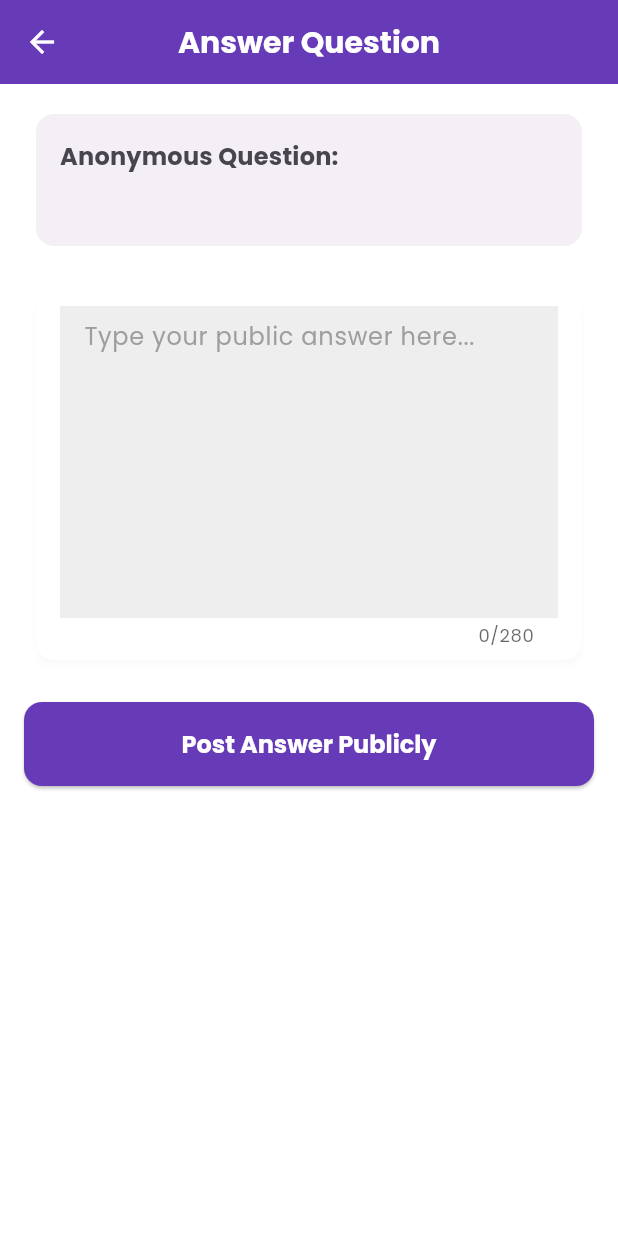
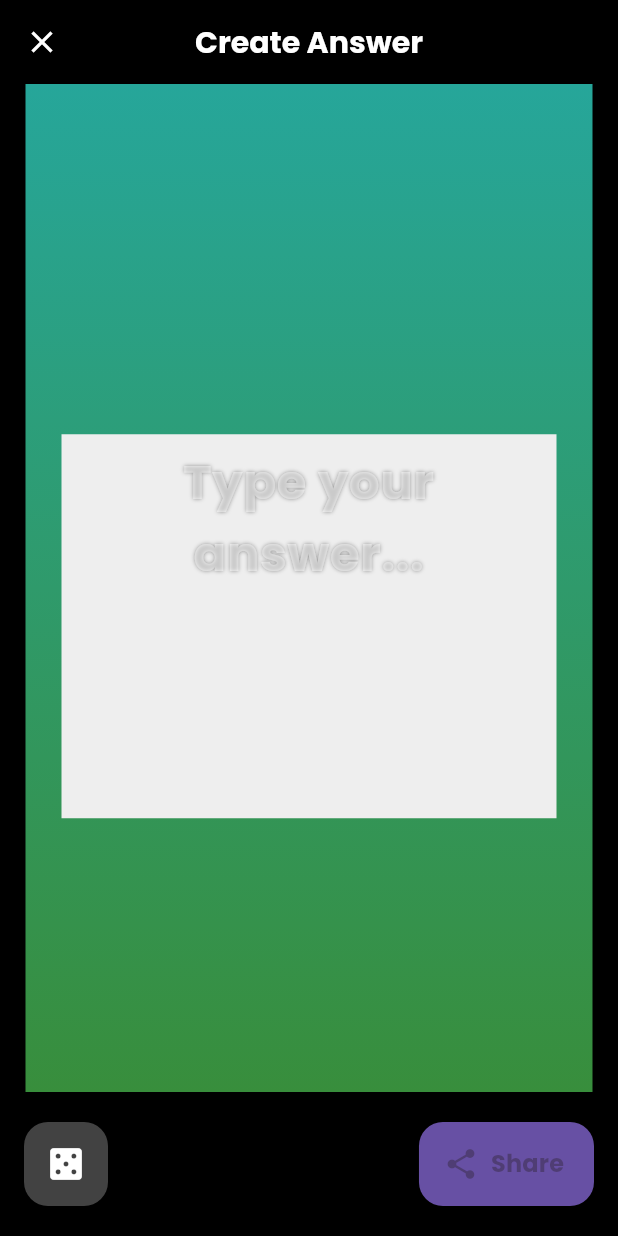
Before and after one commit to frankireri/mystrio, a Flutter app: the AnswerPage screen opened directly with empty values, on a phone screen of 412 x 824 dp. Run offline on Flutter 3.47's test engine with Material 3 defaults, Android fonts, the phone set to English and light mode, and no system bars; drawn by our look-alikes of screenshot; our stand-ins replace app_links, confetti, google_mobile_ads, image_picker, share_plus, shared_preferences; missing offline and left inert: dart:html, dart:js, dart:ui_web; accounts and stored records are empty.

Commit message:
feat: implement NGL-style shareable image answers
Redesigns the `AnswerPage` into an interactive "Answer Studio" where users can style their answers on a visual card.

Adds a "dice" button to randomize card themes, including gradients and fonts, to enhance user engagement.

Integrates screenshot functionality to capture the styled card as an image.

Implements social sharing, allowing users to post the generated image to other apps. The answer is only posted to the user's profile after a successful share.

Updates the `UserQuestionService` to include the `styleId` in the backend request, saving the chosen style.

```diff
--- a/lib/pages/answer_page.dart
+++ b/lib/pages/answer_page.dart
@@ -1,9 +1,15 @@
+import 'dart:math';
 import 'package:flutter/material.dart';
 import 'package:provider/provider.dart';
 import 'package:mystrio/services/user_question_service.dart';
 import 'package:mystrio/widgets/custom_app_bar.dart';
+import 'package:mystrio/services/question_style_service.dart';
+import 'package:screenshot/screenshot.dart';
+import 'dart:typed_data';
+import 'package:flutter/foundation.dart' show kIsWeb;
+import 'package:share_plus/share_plus.dart';
 
-// MODIFIED: This page now handles answering anonymous questions from the inbox.
+// NEW: This page is now a visual "Answer Studio" for creating and sharing stylish answers.
 class AnswerPage extends StatefulWidget {
   final int questionId;
   final String questionText;
@@ -18,45 +24,42 @@ class AnswerPage extends StatefulWidget {
   State<AnswerPage> createState() => _AnswerPageState();
 }
 
-class _AnswerPageState extends State<AnswerPage> with TickerProviderStateMixin {
+class _AnswerPageState extends State<AnswerPage> {
   final TextEditingController _answerController = TextEditingController();
-  bool _isSubmitting = false; // To prevent multiple submissions
+  final ScreenshotController _screenshotController = ScreenshotController();
+  bool _isSubmitting = false;
 
-  int _characterCount = 0;
-  static const int _maxCharacters = 280; // Increased character limit
+  late QuestionStyle _currentStyle;
+  final _random = Random();
 
   @override
   void initState() {
     super.initState();
-    _answerController.addListener(_updateCharacterCount);
+    // Start with a random style
+    _changeStyle();
   }
 
-  void _updateCharacterCount() {
+  void _changeStyle() {
+    final styleService = Provider.of<QuestionStyleService>(context, listen: false);
+    final allStyles = styleService.allStyles;
     setState(() {
-      _characterCount = _answerController.text.length;
+      _currentStyle = allStyles[_random.nextInt(allStyles.length)];
     });
   }
 
   @override
   void dispose() {
-    _answerController.removeListener(_updateCharacterCount);
     _answerController.dispose();
     super.dispose();
   }
 
-  // MODIFIED: Submits the answer using UserQuestionService
-  Future<void> _submitAnswer() async {
+// FULLY IMPLEMENTED: The submit and share logic is now complete.
+  Future<void> _submitAndShare() async {
     if (_isSubmitting) return;
 
-    if (_answerController.text.isEmpty) {
+    if (_answerController.text.trim().isEmpty) {
       ScaffoldMessenger.of(context).showSnackBar(
-        const SnackBar(content: Text('Please type an answer.')),
-      );
-      return;
-    }
-    if (_characterCount > _maxCharacters) {
-      ScaffoldMessenger.of(context).showSnackBar(
-        const SnackBar(content: Text('Your answer is too long.')),
+        const SnackBar(content: Text('Please type an answer before sharing.')),
       );
       return;
     }
@@ -65,10 +68,35 @@ class _AnswerPageState extends State<AnswerPage> with TickerProviderStateMixin {
       _isSubmitting = true;
     });
 
+    try {
+      // 1. Capture the image from the Screenshot controller
+      final Uint8List? imageBytes = await _screenshotController.capture();
+      if (imageBytes == null) {
+        throw Exception('Could not capture image.');
+      }
+
+      // 2. Use ShareXFiles to share the image
+      final shareText = 'See my answer on Mystrio!';
+      final imageFile = XFile.fromData(
+        imageBytes,
+        name: 'mystrio_answer.png',
+        mimeType: 'image/png',
+      );
+
+      // The share result tells us if the user successfully shared.
+      final shareResult = await Share.shareXFiles(
+        [imageFile],
+        text: shareText,
+        subject: 'My Answer',
+      );
+
+      // 3. Only post the answer if the share was successful
+      if (shareResult.status == ShareResultStatus.success) {
         final success = await Provider.of<UserQuestionService>(context, listen: false)
             .postAnswerToAnonymousQuestion(
           questionId: widget.questionId,
           answerText: _answerController.text,
+          styleId: _currentStyle.id, // Pass the styleId
         );
 
         if (mounted) {
@@ -78,125 +106,153 @@ class _AnswerPageState extends State<AnswerPage> with TickerProviderStateMixin {
             );
             Navigator.of(context).pop(); // Go back to the inbox
           } else {
+            throw Exception('Failed to post answer.');
+          }
+        }
+      }
+    } catch (e) {
+      if (mounted) {
         ScaffoldMessenger.of(context).showSnackBar(
-          const SnackBar(content: Text('Failed to post answer. Please try again.')),
+          SnackBar(content: Text('An error occurred: ${e.toString()}')),
         );
       }
+    } finally {
+      if (mounted) {
         setState(() {
           _isSubmitting = false;
         });
       }
     }
-
-  // NOTE: Sharing is temporarily disabled for this flow.
-  // The previous implementation depended on a different data model.
-  Future<void> _shareAnswer() async {
-    ScaffoldMessenger.of(context).showSnackBar(
-      const SnackBar(content: Text('You can share your answer after posting it! (Coming Soon)')),
-    );
   }
 
   @override
   Widget build(BuildContext context) {
     final theme = Theme.of(context);
+    final viewPadding = MediaQuery.of(context).viewPadding;
+
     return Scaffold(
-      appBar: CustomAppBar(
-        title: 'Answer Question',
-        // Sharing is disabled for now.
-        // actions: [
-        //   IconButton(
-        //     icon: Icon(Icons.share, color: theme.colorScheme.onSurface),
-        //     onPressed: _shareAnswer,
-        //   ),
-        // ],
-      ),
-      body: SingleChildScrollView(
-        padding: const EdgeInsets.all(16.0),
-        child: Column(
-          crossAxisAlignment: CrossAxisAlignment.stretch,
-          children: [
-            // Display the question
-            Card(
+      backgroundColor: Colors.black, // Dark background for contrast
+      // Using a custom app bar to better fit the "studio" feel
+      appBar: AppBar(
+        title: const Text('Create Answer', style: TextStyle(fontWeight: FontWeight.bold)),
+        backgroundColor: Colors.transparent,
         elevation: 0,
-              color: theme.colorScheme.surfaceVariant.withOpacity(0.5),
-              shape: RoundedRectangleBorder(borderRadius: BorderRadius.circular(12)),
-              child: Padding(
-                padding: const EdgeInsets.all(16.0),
-                child: Column(
-                  crossAxisAlignment: CrossAxisAlignment.start,
-                  children: [
-                    Text(
-                      'Anonymous Question:',
-                      style: theme.textTheme.titleMedium?.copyWith(
-                        color: theme.colorScheme.onSurfaceVariant,
-                        fontWeight: FontWeight.bold,
+        leading: IconButton(
+          icon: const Icon(Icons.close),
+          onPressed: () => Navigator.of(context).pop(),
         ),
       ),
-                    const SizedBox(height: 8),
+      body: SafeArea(
+        top: false,
+        child: Column(
+          children: [
+            Expanded(
+              child: Center(
+                // The main interactive card for the answer
+                child: _buildAnswerCard(),
+              ),
+            ),
+            // Bottom control panel
+            _buildControlPanel(theme),
+          ],
+        ),
+      ),
+    );
+  }
+
+  // The visual card that the user interacts with and will eventually share.
+  Widget _buildAnswerCard() {
+    return Screenshot(
+      controller: _screenshotController,
+      child: AspectRatio(
+        aspectRatio: 9 / 16, // Common story aspect ratio
+        child: Container(
+          padding: const EdgeInsets.all(24.0),
+          decoration: BoxDecoration(
+            gradient: LinearGradient(
+              colors: _currentStyle.gradientColors,
+              begin: _currentStyle.begin,
+              end: _currentStyle.end,
+            ),
+          ),
+          child: Column(
+            mainAxisAlignment: MainAxisAlignment.center,
+            children: [
+              // Question text
               Text(
-                      widget.questionText, // Use questionText from the widget
-                      style: theme.textTheme.bodyLarge?.copyWith(
-                        color: theme.colorScheme.onSurface,
+                widget.questionText,
+                textAlign: TextAlign.center,
+                style: TextStyle(
+                  fontFamily: _currentStyle.fontFamily,
+                  fontSize: 22,
+                  fontWeight: FontWeight.bold,
+                  color: Colors.white.withOpacity(0.8),
+                  shadows: [const Shadow(blurRadius: 2, color: Colors.black26)],
                 ),
+              ),
+              const SizedBox(height: 20),
+              // Answer input field
+              TextField(
+                controller: _answerController,
+                textAlign: TextAlign.center,
+                style: TextStyle(
+                  fontFamily: _currentStyle.fontFamily,
+                  fontSize: 32,
+                  fontWeight: FontWeight.bold,
+                  color: Colors.white,
+                  shadows: [const Shadow(blurRadius: 3, color: Colors.black38)],
+                ),
+                maxLines: 5,
+                maxLength: 150,
+                decoration: InputDecoration(
+                  hintText: 'Type your answer...',
+                  hintStyle: TextStyle(
+                    fontFamily: _currentStyle.fontFamily,
+                    fontSize: 32,
+                    fontWeight: FontWeight.bold,
+                    color: Colors.white.withOpacity(0.5),
+                  ),
+                  border: InputBorder.none,
+                  counterText: '', // Hide the default counter
+                ),
+                cursorColor: Colors.white,
               ),
             ],
           ),
         ),
       ),
-            const SizedBox(height: 24),
-            // Input field for the answer
-            Card(
-              elevation: 2,
-              shadowColor: Colors.black.withOpacity(0.1),
-              shape: RoundedRectangleBorder(borderRadius: BorderRadius.circular(12)),
-              child: Padding(
-                padding: const EdgeInsets.symmetric(horizontal: 16.0, vertical: 8.0),
-                child: Column(
-                  crossAxisAlignment: CrossAxisAlignment.end,
+    );
+  }
+
+  // The bottom panel with the dice and share buttons.
+  Widget _buildControlPanel(ThemeData theme) {
+    return Padding(
+      padding: const EdgeInsets.symmetric(horizontal: 16.0, vertical: 20.0),
+      child: Row(
+        mainAxisAlignment: MainAxisAlignment.spaceBetween,
         children: [
-                    TextField(
-                      controller: _answerController,
-                      decoration: const InputDecoration(
-                        hintText: 'Type your public answer here...',
-                        border: InputBorder.none,
+          // "Dice Roll" button to change the style
+          FloatingActionButton(
+            heroTag: 'dice_button',
+            onPressed: _changeStyle,
+            backgroundColor: Colors.grey.shade800,
+            child: const Icon(Icons.casino, color: Colors.white, size: 28),
           ),
-                      maxLines: 8,
-                      maxLength: _maxCharacters,
-                      keyboardType: TextInputType.multiline,
-                      buildCounter: (context, {required currentLength, required isFocused, maxLength}) {
-                        // This builds the character counter inside the TextField decoration
-                        return Text(
-                          '$currentLength/$maxLength',
-                          style: theme.textTheme.bodySmall?.copyWith(
-                            color: currentLength > _maxCharacters
-                                ? theme.colorScheme.error
-                                : theme.colorScheme.onSurface.withOpacity(0.6),
-                          ),
-                        );
-                      },
-                    ),
-                  ],
-                ),
-              ),
-            ),
-            const SizedBox(height: 24),
-            // Submit button
-            ElevatedButton(
-              onPressed: _isSubmitting ? null : _submitAnswer,
-              style: ElevatedButton.styleFrom(
-                padding: const EdgeInsets.symmetric(vertical: 16),
-                shape: RoundedRectangleBorder(borderRadius: BorderRadius.circular(12)),
-              ),
-              child: _isSubmitting
+          // Share button
+          FloatingActionButton.extended(
+            heroTag: 'share_button',
+            onPressed: _isSubmitting ? null : _submitAndShare,
+            backgroundColor: theme.primaryColor,
+            label: _isSubmitting
                 ? const SizedBox(
                     height: 24,
                     width: 24,
                     child: CircularProgressIndicator(strokeWidth: 3, color: Colors.white),
                   )
-                  : const Text('Post Answer Publicly'),
+                : const Text('Share', style: TextStyle(fontSize: 16, fontWeight: FontWeight.bold)),
+            icon: const Icon(Icons.share),
           ),
         ],
-        ),
       ),
     );
   }
--- a/lib/services/user_question_service.dart
+++ b/lib/services/user_question_service.dart
@@ -237,17 +237,27 @@ class UserQuestionService with ChangeNotifier {
   Future<bool> postAnswerToAnonymousQuestion({
     required int questionId,
     required String answerText,
+    String? styleId, // NEW: Added optional styleId
   }) async {
-    debugPrint('UserQuestionService: Attempting to post answer for questionId: $questionId');
+    debugPrint('UserQuestionService: Attempting to post answer for questionId: $questionId with styleId: $styleId');
     if (_authService?.authToken == null) {
       debugPrint('UserQuestionService: No auth token available. Cannot post answer.');
       return false;
     }
     try {
+      // NEW: Construct body with optional styleId
+      final Map<String, dynamic> body = {
+        'questionId': questionId,
+        'answerText': answerText,
+      };
+      if (styleId != null) {
+        body['styleId'] = styleId;
+      }
+
       final response = await _api.post(
         '/questions/answer',
         token: _authService!.authToken,
-        body: {'questionId': questionId, 'answerText': answerText},
+        body: body,
       );
       debugPrint('UserQuestionService: API call to /questions/answer finished.');
       debugPrint('UserQuestionService: Status Code: ${response.statusCode}');
```
Lines whose indentation alone changed are shown as unchanged.
